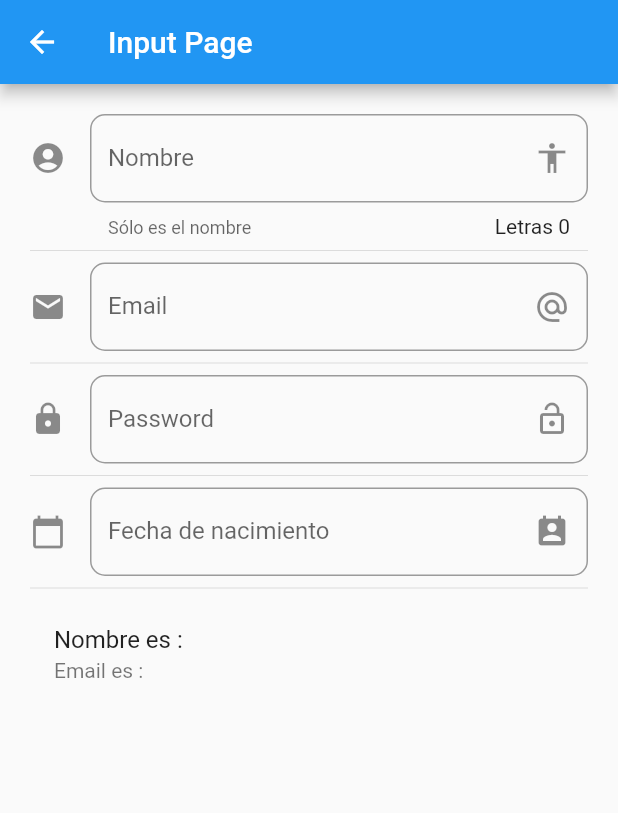
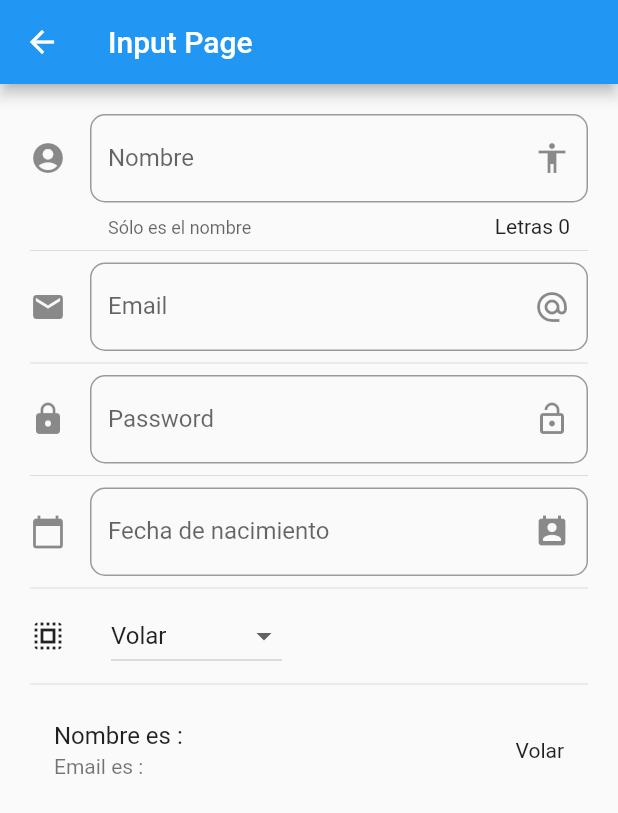
Before and after one commit to bryansrm/flutter_components, a Flutter app: the InputPage screen opened by its route, on a phone screen of 412 x 824 dp. Shown: the top 813 px of the screen. Run offline on Flutter 3.47's test engine with Material 2 defaults, Android fonts, the phone set to English and light mode, and no system bars.

Commit message:
se agrega dropdown

```diff
--- a/lib/src/pages/input_page.dart
+++ b/lib/src/pages/input_page.dart
@@ -10,6 +10,9 @@ class _InputPageState extends State<InputPage> {
   String _nombre = '';
   String _email = '';
   String _fecha = '';
+  String _opcionSeleccionada = 'Volar';
+
+  List<String> _poderes = ['Volar', 'Super fuerza', 'Rayos X'];
 
   TextEditingController _inputFileDateController = new TextEditingController();
 
@@ -29,6 +32,8 @@ class _InputPageState extends State<InputPage> {
           _crearPassword(),
           Divider(),
           _crearFecha(context),
+          Divider(),
+          _crearDropDown(),
           Divider(),
           _crearPersona(),
         ],
@@ -65,6 +70,7 @@ class _InputPageState extends State<InputPage> {
     return ListTile(
       title: Text('Nombre es : $_nombre'),
       subtitle: Text('Email es : $_email'),
+      trailing: Text(_opcionSeleccionada),
     );
 
   }
@@ -135,6 +141,45 @@ class _InputPageState extends State<InputPage> {
 
   }
 
+  List<DropdownMenuItem<String>> getOpcionesDropDown (){
+
+    List<DropdownMenuItem<String>> lista = List();
+
+    _poderes.forEach( (poder){
+
+      lista.add(DropdownMenuItem(
+        child: Text( poder ),
+        value: poder,
+      ));
+
+    });
+
+    return lista;
+
+  }
+
+  Widget _crearDropDown() {
+
+    return Row(
+      children: <Widget>[
+        Icon( Icons.select_all ),
+        SizedBox(width: 30.0),
+         DropdownButton(
+          value: _opcionSeleccionada,
+          items: getOpcionesDropDown(),
+          onChanged: (opt){
+
+            setState(() {
+              _opcionSeleccionada = opt;
+            });
+
+          },
+        )
+      ],
+    );
+
+  }
+
   void _selectDate(BuildContext context) async {
 
     DateTime picked = await showDatePicker(
```
